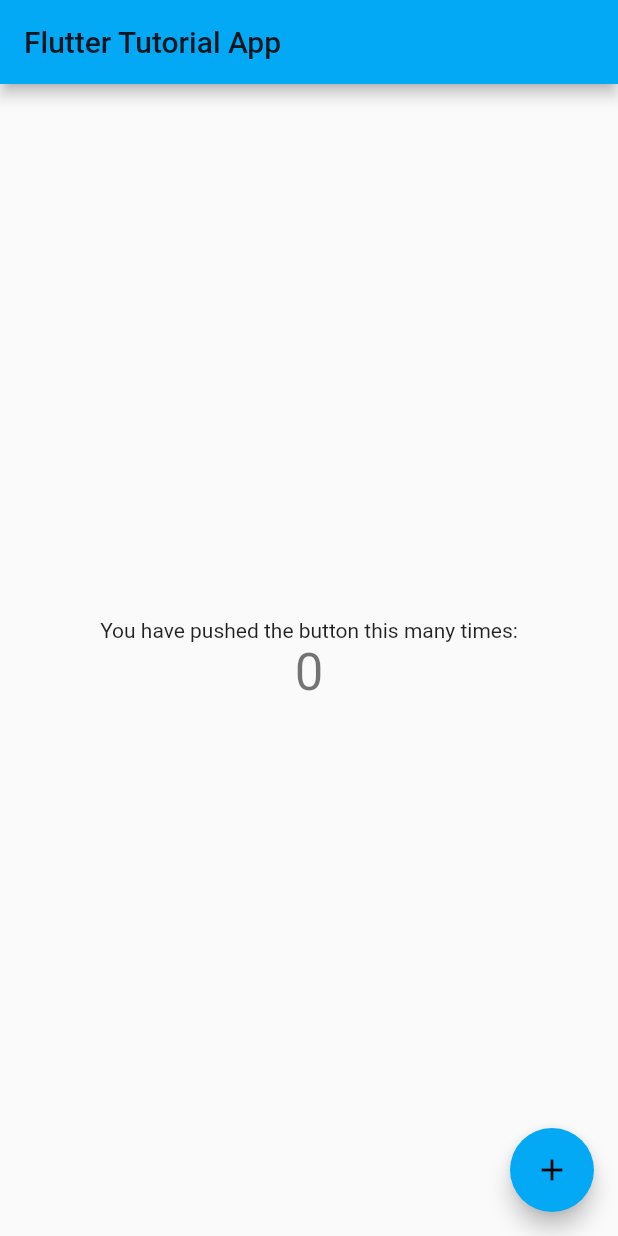
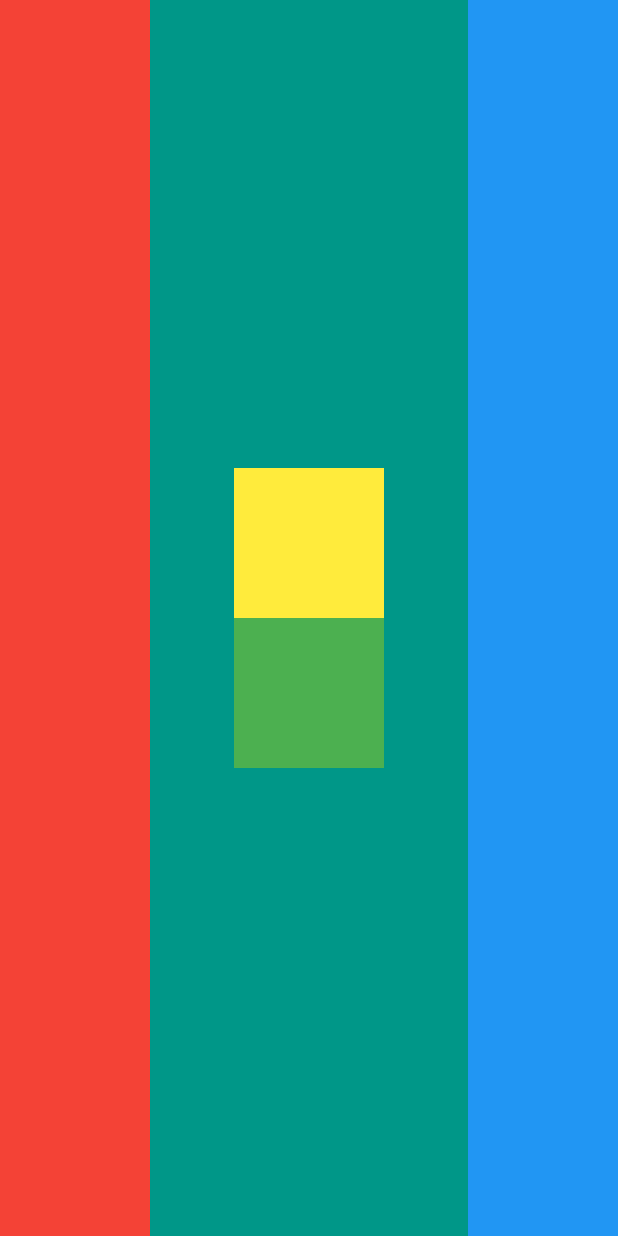
Before and after one commit to Flutter-learning-tutorial/first_tutorial_app, a Flutter app: the screen it shows after launch, on a phone screen of 412 x 824 dp. Run offline on Flutter 3.47's test engine with Material 2 defaults, Android fonts, the phone set to English and light mode, and no system bars.

Commit message:
layout learned.

```diff
--- a/lib/main.dart
+++ b/lib/main.dart
@@ -1,113 +1,55 @@
 import 'package:flutter/material.dart';
 
 void main() {
-  runApp(MyApp());
+  runApp(MICardApp());
 }
 
-class MyApp extends StatelessWidget {
-  // This widget is the root of your application.
+class MICardApp extends StatelessWidget {
   @override
   Widget build(BuildContext context) {
     return MaterialApp(
-      title: 'Flutter',
-      theme: ThemeData(
-        // This is the theme of your application.
-        //
-        // Try running your application with "flutter run". You'll see the
-        // application has a blue toolbar. Then, without quitting the app, try
-        // changing the primarySwatch below to Colors.green and then invoke
-        // "hot reload" (press "r" in the console where you ran "flutter run",
-        // or simply save your changes to "hot reload" in a Flutter IDE).
-        // Notice that the counter didn't reset back to zero; the application
-        // is not restarted.
-        primarySwatch: Colors.lightBlue,
+      debugShowCheckedModeBanner: false,
+      home: Scaffold(
+        backgroundColor: Colors.teal,
+        body: SafeArea(
+          child: Row(
+            mainAxisAlignment: MainAxisAlignment.spaceBetween,
+            children: [
+              Container(
+                color: Colors.red,
+                width: 100,
+                height: double.infinity,
+              ),
+              buildColumnContainer(),
+              Container(
+                color: Colors.blue,
+                width: 100.0,
+                height: double.infinity,
+              )
+            ],
+          ),
+        ),
       ),
-      home: MyHomePage(title: 'Flutter Tutorial App'),
+    );
+  }
+
+  Container buildColumnContainer() {
+    return Container(
+      child: Column(
+        mainAxisAlignment: MainAxisAlignment.center,
+        children: [
+          Container(
+            color: Colors.yellow,
+            width: 100.0,
+            height: 100.0,
+          ),
+          Container(
+            color: Colors.green,
+            width: 100.0,
+            height: 100.0,
+          )
+        ],
+      ),
     );
   }
 }
-
-class MyHomePage extends StatefulWidget {
-  MyHomePage({Key key, this.title}) : super(key: key);
-
-  // This widget is the home page of your application. It is stateful, meaning
-  // that it has a State object (defined below) that contains fields that affect
-  // how it looks.
-
-  // This class is the configuration for the state. It holds the values (in this
-  // case the title) provided by the parent (in this case the App widget) and
-  // used by the build method of the State. Fields in a Widget subclass are
-  // always marked "final".
-
-  final String title;
-
-  @override
-  _MyHomePageState createState() => _MyHomePageState();
-}
-
-class _MyHomePageState extends State<MyHomePage> {
-  int _counter = 0;
-
-  void _incrementCounter() {
-    setState(() {
-      // This call to setState tells the Flutter framework that something has
-      // changed in this State, which causes it to rerun the build method below
-      // so that the display can reflect the updated values. If we changed
-      // _counter without calling setState(), then the build method would not be
-      // called again, and so nothing would appear to happen.
-      _counter++;
-    });
-  }
-
-  @override
-  Widget build(BuildContext context) {
-    // This method is rerun every time setState is called, for instance as done
-    // by the _incrementCounter method above.
-    //
-    // The Flutter framework has been optimized to make rerunning build methods
-    // fast, so that you can just rebuild anything that needs updating rather
-    // than having to individually change instances of widgets.
-    return Scaffold(
-      appBar: AppBar(
-        // Here we take the value from the MyHomePage object that was created by
-        // the App.build method, and use it to set our appbar title.
-        title: Text(widget.title),
-      ),
-      body: Center(
-        // Center is a layout widget. It takes a single child and positions it
-        // in the middle of the parent.
-        child: Column(
-          // Column is also a layout widget. It takes a list of children and
-          // arranges them vertically. By default, it sizes itself to fit its
-          // children horizontally, and tries to be as tall as its parent.
-          //
-          // Invoke "debug painting" (press "p" in the console, choose the
-          // "Toggle Debug Paint" action from the Flutter Inspector in Android
-          // Studio, or the "Toggle Debug Paint" command in Visual Studio Code)
-          // to see the wireframe for each widget.
-          //
-          // Column has various properties to control how it sizes itself and
-          // how it positions its children. Here we use mainAxisAlignment to
-          // center the children vertically; the main axis here is the vertical
-          // axis because Columns are vertical (the cross axis would be
-          // horizontal).
-          mainAxisAlignment: MainAxisAlignment.center,
-          children: <Widget>[
-            Text(
-              'You have pushed the button this many times:',
-            ),
-            Text(
-              '$_counter',
-              style: Theme.of(context).textTheme.headline4,
-            ),
-          ],
-        ),
-      ),
-      floatingActionButton: FloatingActionButton(
-        onPressed: _incrementCounter,
-        tooltip: 'Increment',
-        child: Icon(Icons.add),
-      ), // This trailing comma makes auto-formatting nicer for build methods.
-    );
-  }
-}
```
